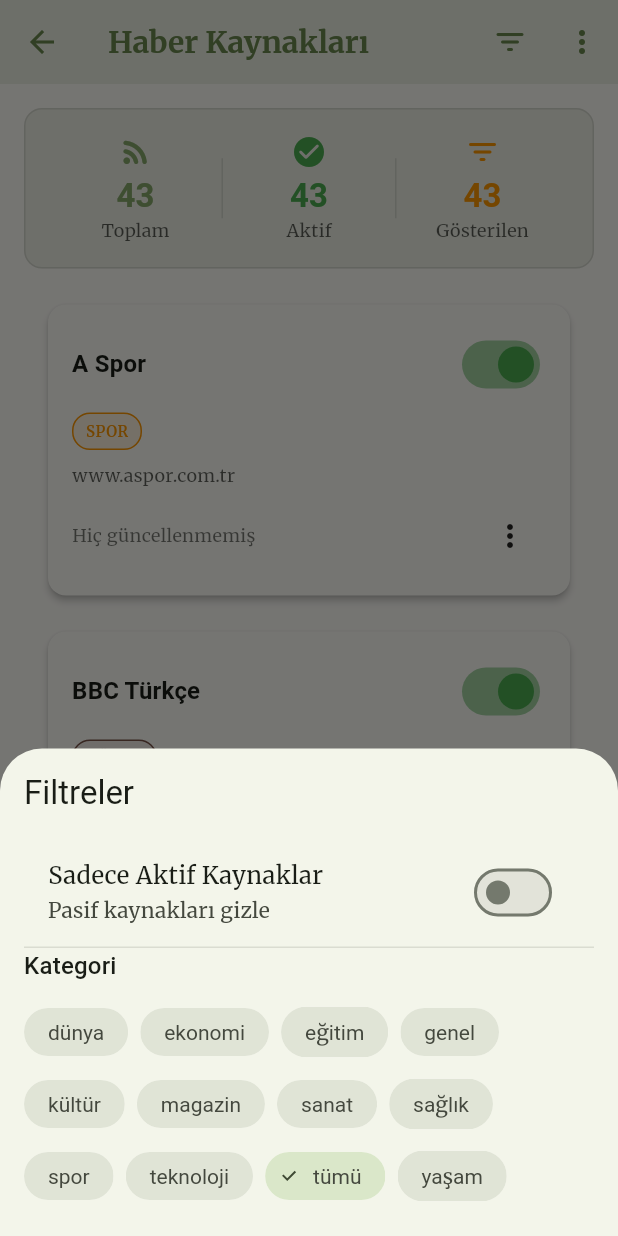
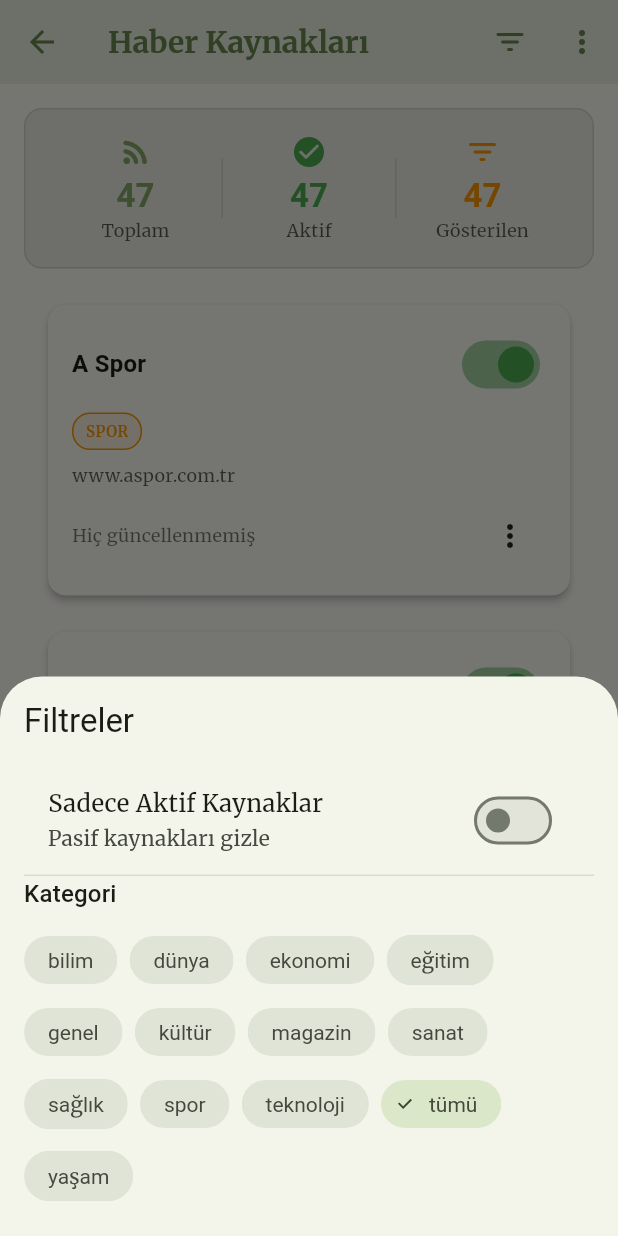
Before and after one commit to caymazyusuf72/habermerkezim, a Flutter app: the RssSourcesPage screen opened directly, after a tap on the "filter list" icon, on a phone screen of 412 x 824 dp. Run offline on Flutter 3.47's test engine with Material 3 defaults, Android fonts, the phone set to English and light mode, and no system bars; our stand-ins replace audio_service, cached_network_image, connectivity_plus, dio, fl_chart, flutter_cache_manager and 16 more; missing offline and left inert: home_widget, in_app_update; accounts and stored records are empty; network calls fail; statements that could not run were skipped.

Commit message:
feat: Update RSS sources with new science categories and improve compiler warnings

```diff
--- a/lib/core/constants/api_endpoints.dart
+++ b/lib/core/constants/api_endpoints.dart
@@ -22,16 +22,12 @@ class ApiEndpoints {
 
     // Teknoloji
     'teknoloji': 'https://www.hurriyet.com.tr/rss/teknoloji',
-    'teknoloji_webtekno': 'https://www.webtekno.com/rss',
     'teknoloji_shiftdelete': 'https://shiftdelete.net/rss',
-    'teknoloji_donanimhaber': 'https://www.donanimhaber.com/rss',
     'teknoloji_chip': 'https://www.chip.com.tr/rss',
 
     // Spor
     'spor': 'https://www.hurriyet.com.tr/rss/spor',
     'spor_sabah': 'https://www.sabah.com.tr/rss/spor.xml',
-    'spor_fanatik': 'https://www.fanatik.com.tr/rss/manset',
-    'spor_ntvspor': 'https://www.ntvspor.net/rss',
 
     // Dünya
     'dunya': 'https://www.hurriyet.com.tr/rss/dunya',
@@ -56,27 +52,17 @@ class ApiEndpoints {
     'magazin_ensonhaber': 'https://www.ensonhaber.com/rss/magazin.xml',
 
     // Bilim
-    'bilim': 'https://www.hurriyet.com.tr/rss/bilim',
     'bilim_ntv': 'https://www.ntv.com.tr/bilim.rss',
     'bilim_sabah': 'https://www.sabah.com.tr/rss/bilim.xml',
-    'bilim_milliyet': 'https://www.milliyet.com.tr/rss/rssNew/bilimRSS.xml',
-    'bilim_cumhuriyet': 'https://www.cumhuriyet.com.tr/rss/bilim.xml',
 
     // Eğitim
     'egitim': 'https://www.hurriyet.com.tr/rss/egitim',
     'egitim_sabah': 'https://www.sabah.com.tr/rss/egitim.xml',
-    'egitim_milliyet': 'https://www.milliyet.com.tr/rss/rssNew/egitimRSS.xml',
     'egitim_ntv': 'https://www.ntv.com.tr/egitim.rss',
-    'egitim_cumhuriyet': 'https://www.cumhuriyet.com.tr/rss/egitim.xml',
-    'egitim_ensonhaber': 'https://www.ensonhaber.com/rss/egitim.xml',
 
     // Otomobil
-    'otomobil': 'https://www.hurriyet.com.tr/rss/otomobil',
-    'otomobil_sabah': 'https://www.sabah.com.tr/rss/otomobil.xml',
-    'otomobil_milliyet': 'https://www.milliyet.com.tr/rss/rssNew/otomobilRSS.xml',
     'otomobil_ntv': 'https://www.ntv.com.tr/otomobil.rss',
     'otomobil_ensonhaber': 'https://www.ensonhaber.com/rss/otomobil.xml',
-    'otomobil_otokoc': 'https://www.otokoc.com.tr/rss',
   };
 
   /// RSS Feed isimler - UI'da gösterilecek
@@ -98,16 +84,12 @@ class ApiEndpoints {
 
     // Teknoloji
     'teknoloji': 'Hürriyet - Teknoloji',
-    'teknoloji_webtekno': 'Webtekno',
     'teknoloji_shiftdelete': 'ShiftDelete.Net',
-    'teknoloji_donanimhaber': 'Donanım Haber',
     'teknoloji_chip': 'CHIP Online',
 
     // Spor
     'spor': 'Hürriyet - Spor',
     'spor_sabah': 'Sabah - Spor',
-    'spor_fanatik': 'Fanatik',
-    'spor_ntvspor': 'NTV Spor',
 
     // Dünya
     'dunya': 'Hürriyet - Dünya',
@@ -132,27 +114,17 @@ class ApiEndpoints {
     'magazin_ensonhaber': 'Ensonhaber - Magazin',
 
     // Bilim
-    'bilim': 'Hürriyet - Bilim',
     'bilim_ntv': 'NTV - Bilim',
     'bilim_sabah': 'Sabah - Bilim',
-    'bilim_milliyet': 'Milliyet - Bilim',
-    'bilim_cumhuriyet': 'Cumhuriyet - Bilim',
 
     // Eğitim
     'egitim': 'Hürriyet - Eğitim',
     'egitim_sabah': 'Sabah - Eğitim',
-    'egitim_milliyet': 'Milliyet - Eğitim',
     'egitim_ntv': 'NTV - Eğitim',
-    'egitim_cumhuriyet': 'Cumhuriyet - Eğitim',
-    'egitim_ensonhaber': 'Ensonhaber - Eğitim',
 
     // Otomobil
-    'otomobil': 'Hürriyet - Otomobil',
-    'otomobil_sabah': 'Sabah - Otomobil',
-    'otomobil_milliyet': 'Milliyet - Otomobil',
     'otomobil_ntv': 'NTV - Otomobil',
     'otomobil_ensonhaber': 'Ensonhaber - Otomobil',
-    'otomobil_otokoc': 'Oto Koç - Otomobil',
   };
 
   /// RSS Feed simgeleri - Material Icons
@@ -174,16 +146,12 @@ class ApiEndpoints {
 
     // Teknoloji
     'teknoloji': 'computer',
-    'teknoloji_webtekno': 'computer',
     'teknoloji_shiftdelete': 'computer',
-    'teknoloji_donanimhaber': 'memory',
     'teknoloji_chip': 'devices',
 
     // Spor
     'spor': 'sports_soccer',
     'spor_sabah': 'sports_soccer',
-    'spor_fanatik': 'sports_soccer',
-    'spor_ntvspor': 'sports_soccer',
 
     // Dünya
     'dunya': 'public',
@@ -208,33 +176,23 @@ class ApiEndpoints {
     'magazin_ensonhaber': 'celebration',
 
     // Bilim
-    'bilim': 'science',
     'bilim_ntv': 'science',
     'bilim_sabah': 'science',
-    'bilim_milliyet': 'science',
-    'bilim_cumhuriyet': 'science',
 
     // Eğitim
     'egitim': 'school',
     'egitim_sabah': 'school',
-    'egitim_milliyet': 'school',
     'egitim_ntv': 'school',
-    'egitim_cumhuriyet': 'school',
-    'egitim_ensonhaber': 'school',
 
     // Otomobil
-    'otomobil': 'directions_car',
-    'otomobil_sabah': 'directions_car',
-    'otomobil_milliyet': 'directions_car',
     'otomobil_ntv': 'directions_car',
     'otomobil_ensonhaber': 'directions_car',
-    'otomobil_otokoc': 'directions_car',
   };
 
-  /// Network timeout değerleri - gerçek cihaz için artırıldı
-  static const int connectTimeoutMs = 5000; // 5 saniye (optimize edildi)
-  static const int receiveTimeoutMs = 8000; // 8 saniye (optimize edildi)
-  static const int sendTimeoutMs = 5000; // 5 saniye (optimize edildi)
+  /// Network timeout değerleri - yavaş sunucular için artırıldı
+  static const int connectTimeoutMs = 15000; // 15 saniye (yavaş sunucular için)
+  static const int receiveTimeoutMs = 20000; // 20 saniye (büyük feed'ler için)
+  static const int sendTimeoutMs = 10000; // 10 saniye
 
   /// Cache süreleri
   static const Duration cacheValidityDuration = Duration(minutes: 30);
--- a/lib/domain/entities/rss_source.dart
+++ b/lib/domain/entities/rss_source.dart
@@ -460,6 +460,44 @@ class DefaultRssSources {
       iconUrl: 'https://www.saglikaktuel.com/favicon.ico',
     ),
 
+    // Bilim
+    RssSource(
+      id: 'ntv_bilim',
+      name: 'NTV Bilim',
+      url: 'https://www.ntv.com.tr/bilim.rss',
+      category: 'bilim',
+      description: 'NTV bilim haberleri',
+      createdAt: DateTime.now(),
+      iconUrl: 'https://www.ntv.com.tr/favicon.ico',
+    ),
+    RssSource(
+      id: 'webtekno_bilim',
+      name: 'Webtekno Bilim',
+      url: 'https://www.webtekno.com/bilim',
+      category: 'bilim',
+      description: 'Webtekno bilim haberleri',
+      createdAt: DateTime.now(),
+      iconUrl: 'https://www.webtekno.com/favicon.ico',
+    ),
+    RssSource(
+      id: 'evrimagaci',
+      name: 'Evrim Ağacı',
+      url: 'https://evrimagaci.org/rss',
+      category: 'bilim',
+      description: 'Evrim Ağacı bilim haberleri',
+      createdAt: DateTime.now(),
+      iconUrl: 'https://evrimagaci.org/favicon.ico',
+    ),
+    RssSource(
+      id: 'bilimfili',
+      name: 'Bilim Fili',
+      url: 'https://bilimfili.com/feed/',
+      category: 'bilim',
+      description: 'Bilim Fili bilim haberleri',
+      createdAt: DateTime.now(),
+      iconUrl: 'https://bilimfili.com/favicon.ico',
+    ),
+
     // Magazin
     RssSource(
       id: 'mynet_magazin',
@@ -567,6 +605,7 @@ class DefaultRssSources {
     'ekonomi',
     'spor',
     'sağlık',
+    'bilim',
     'eğitim',
     'kültür',
     'sanat',
```
Also changed, not shown: 1 other file.
